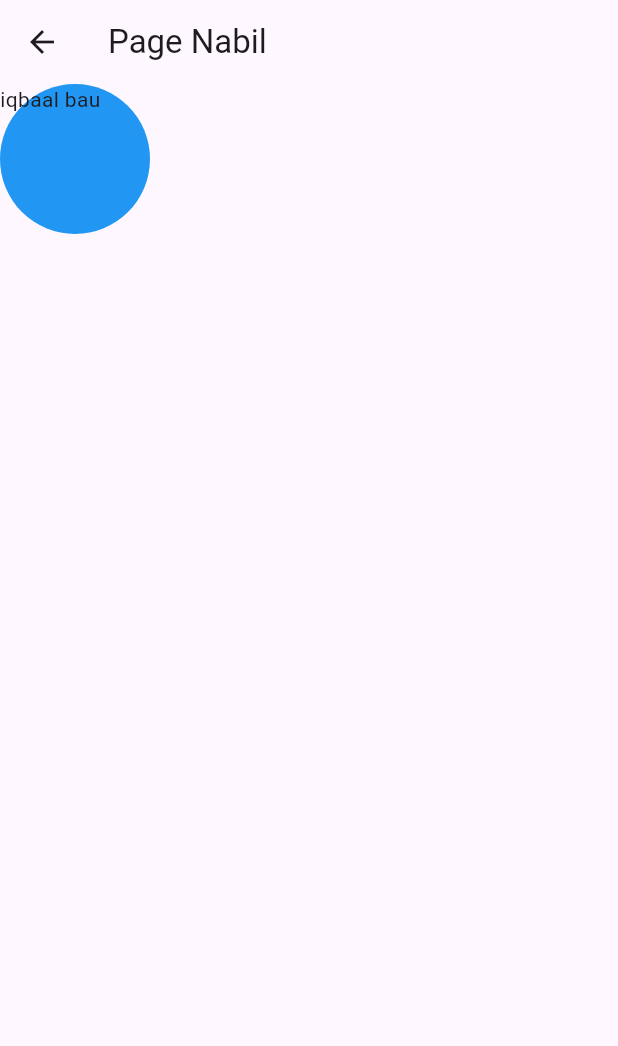
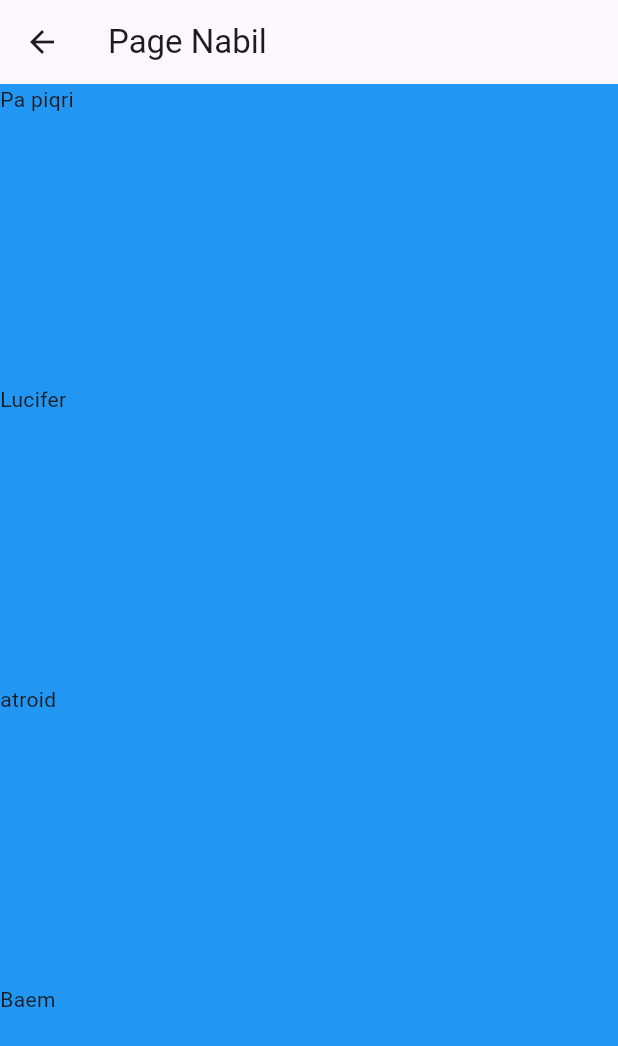
Before and after one commit to fikriymnn/mobile_github_test, a Flutter app: the Nabil screen opened directly, on a phone screen of 412 x 824 dp. Shown: the top 1046 px of the screen. Run offline on Flutter 3.47's test engine with Material 3 defaults, Android fonts, the light colour scheme and no system bars.

Commit message:
menambah beberapa urutan iblis berdah panas

```diff
--- a/lib/Nabil.dart
+++ b/lib/Nabil.dart
@@ -14,14 +14,33 @@ class _NabilState extends State<Nabil> {
       appBar: AppBar(
         title: Text('Page Nabil'),
       ),
-      body: Container(
-        height: 100,
-        width: 100,
-        decoration: BoxDecoration(
-          color: Colors.blue,
-          borderRadius: BorderRadius.circular(50),
-        ),
-        child: Text("iqbaal bau"),
+      body: ListView(
+        children: [
+          Container(
+            height: 200,
+            width: 200,
+            color: Colors.blue,
+            child: Text('Pa piqri'),
+          ),
+          Container(
+            height: 200,
+            width: 200,
+            color: Colors.blue,
+            child: Text('Lucifer'),
+          ),
+          Container(
+            height: 200,
+            width: 200,
+            color: Colors.blue,
+            child: Text('atroid'),
+          ),
+          Container(
+            height: 200,
+            width: 200,
+            color: Colors.blue,
+            child: Text('Baem'),
+          ),
+        ],
       ),
     );
   }
```
